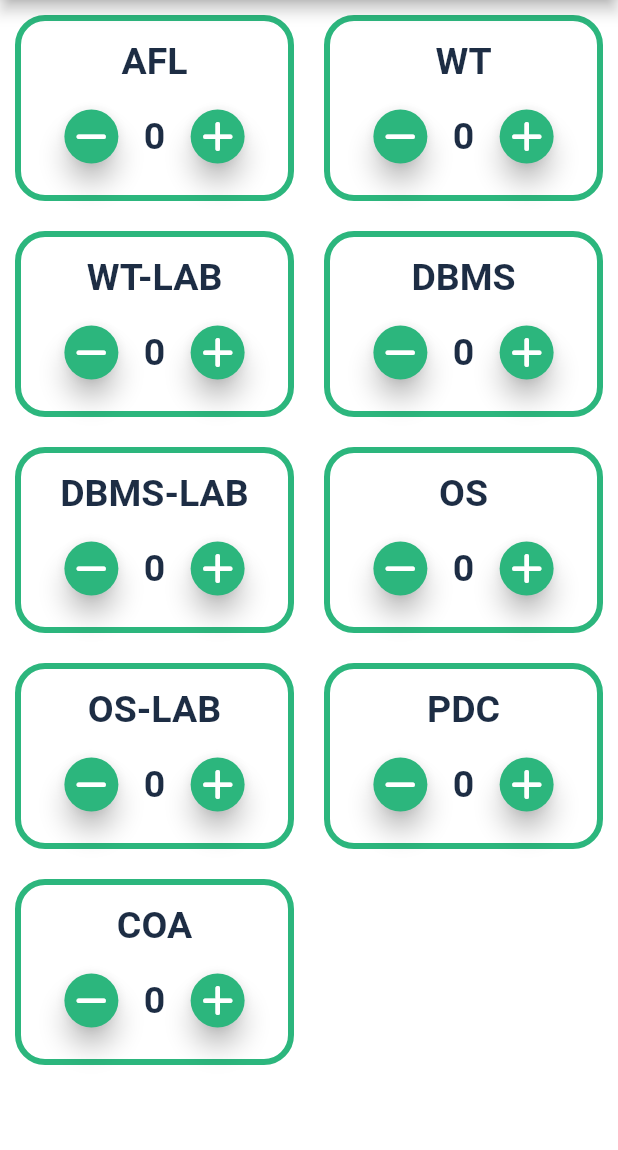
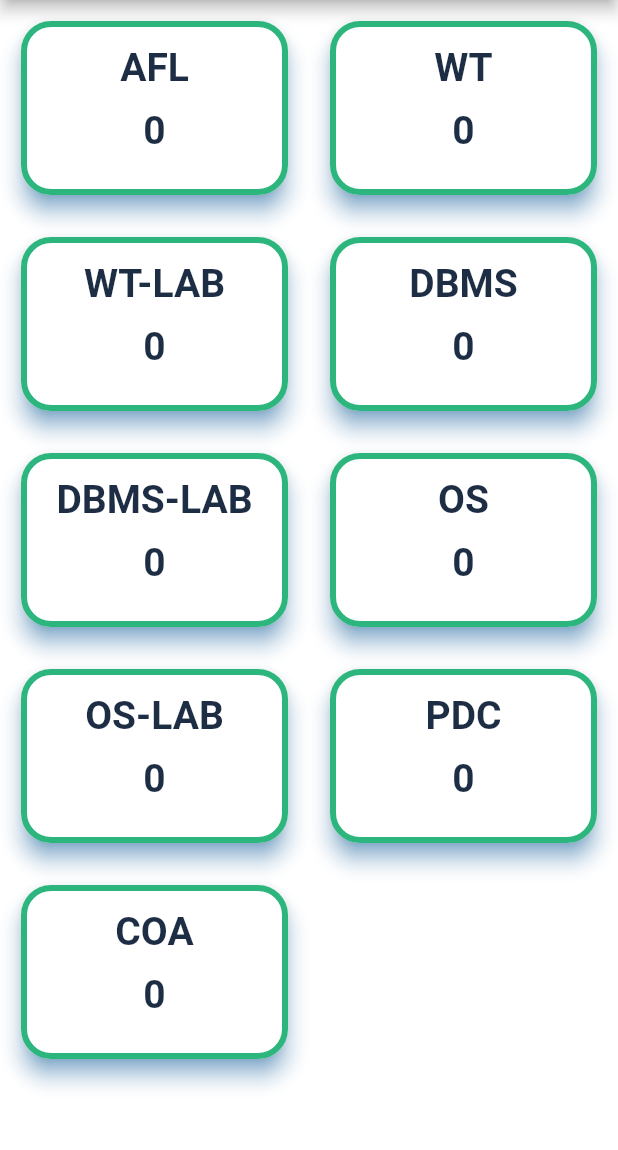
Before and after one commit to Jayakrishnan-manoj/Bunk-Tracker, a Flutter app: the screen it shows after launch, on a phone screen of 412 x 824 dp, the part 84-1234 px from its top. Run offline on Flutter 3.47's test engine with Material 2 defaults, Android fonts, the phone set to English and light mode, and no system bars; our stand-ins replace font_awesome_flutter, shared_preferences.

Commit message:
style: changed homescreen style

```diff
--- a/lib/constants/constants.dart
+++ b/lib/constants/constants.dart
@@ -3,7 +3,7 @@ import 'package:flutter/material.dart';
 const kGridTextStyle = TextStyle(
   color: kTextColor,
   fontWeight: FontWeight.bold,
-  fontSize: 25,
+  fontSize: 26,
 );
 
 const textInputDecoration = InputDecoration(
--- a/lib/widgets/subject_item.dart
+++ b/lib/widgets/subject_item.dart
@@ -17,7 +17,7 @@ class SubjectItem extends StatefulWidget {
 
 class _SubjectItemState extends State<SubjectItem> {
   int attendance = 0;
-  Map<String, List<DateTime>> inkwellDates = {};
+
 
   @override
   void initState() {
@@ -32,7 +32,6 @@ class _SubjectItemState extends State<SubjectItem> {
   @override
   Widget build(BuildContext context) {
     return InkWell(
-      borderRadius: BorderRadius.circular(20),
       onTap: () => Navigator.push(
         context,
         MaterialPageRoute(
@@ -42,10 +41,19 @@ class _SubjectItemState extends State<SubjectItem> {
           ),
         ),
       ),
+      child: Card(
+        shape: RoundedRectangleBorder(
+          borderRadius: BorderRadius.circular(20),
+        ),
+        shadowColor: Colors.blue,
+        elevation: 6,
         child: Container(
           padding: const EdgeInsets.all(12),
           decoration: BoxDecoration(
-          border: Border.all(width: 4, color: const Color(0xFF2cb67d)),
+            border: Border.all(
+              width: 4,
+              color: kAppBarColor,
+            ),
             color: Colors.white,
             borderRadius: BorderRadius.circular(20),
           ),
@@ -57,65 +65,66 @@ class _SubjectItemState extends State<SubjectItem> {
                 mainAxisAlignment: MainAxisAlignment.spaceEvenly,
                 crossAxisAlignment: CrossAxisAlignment.center,
                 children: [
-                ElevatedButton(
-                  style: ElevatedButton.styleFrom(
-                    elevation: 7,
-                    backgroundColor: kAppBarColor,
-                    shape: const CircleBorder(),
-                  ),
-                  onPressed: () {
-                    setState(() {
-                      attendance--;
-                      saveAttendance(attendance, widget.id);
-                    });
-                  },
-                  child: const Icon(
-                    FontAwesomeIcons.minus,
-                    color: Colors.white,
-                  ),
-                ),
-                Text(
-                  attendance.toString(),
-                  style: kGridTextStyle,
-                ),
-                ElevatedButton(
-                  style: ElevatedButton.styleFrom(
-                    elevation: 7,
-                    backgroundColor:
-                        Theme.of(context).appBarTheme.backgroundColor,
-                    shape: const CircleBorder(),
-                  ),
-                  onPressed: () {
-                    popUpDialog(context);
-                    setState(() {
-                      saveAttendance(attendance, widget.id)
-                          .whenComplete(() => attendance++);
-                      if (!inkwellDates.containsKey(widget.title)) {
-                        inkwellDates[widget.title] = [];
-                      }
-                    });
-                  },
-                  child: const Icon(
-                    FontAwesomeIcons.plus,
-                    color: Colors.white,
-                  ),
-                ),
+                  Text(attendance.toString(), style: kGridTextStyle),
                 ],
               ),
             ],
           ),
         ),
+      ),
     );
   }
 
-  popUpDialog(BuildContext context) {
-    showDialog(
-      barrierDismissible: false,
-      context: context,
-      builder: (context) => DateDialog(
-        dateList: inkwellDates,
-        subName: widget.title,
-      ),
-    );
+
 }
-}
+
+// ElevatedButton(
+                  //   style: ElevatedButton.styleFrom(
+                  //     elevation: 7,
+                  //     backgroundColor: kAppBarColor,
+                  //     shape: const CircleBorder(),
+                  //   ),
+                  //   onPressed: () {
+                  //     setState(() {
+                  //       Navigator.of(context).push(
+                  //         MaterialPageRoute(
+                  //           builder: (context) => DateScreen(
+                  //             title: widget.title,
+                  //             subName: widget.title,
+                  //           ),
+                  //         ),
+                  //       );
+                  //       if (attendance > 0) {
+                  //         attendance--;
+                  //         saveAttendance(attendance, widget.id);
+                  //       }
+                  //     });
+                  //   },
+                  //   child: const Icon(
+                  //     FontAwesomeIcons.minus,
+                  //     color: Colors.white,
+                  //   ),
+                  // ),
+
+// ElevatedButton(
+                  //   style: ElevatedButton.styleFrom(
+                  //     elevation: 7,
+                  //     backgroundColor:
+                  //         Theme.of(context).appBarTheme.backgroundColor,
+                  //     shape: const CircleBorder(),
+                  //   ),
+                  //   onPressed: () {
+                  //     popUpDialog(context);
+                  //     setState(() {
+                  //       saveAttendance(attendance, widget.id)
+                  //           .whenComplete(() => attendance++);
+                  //       if (!inkwellDates.containsKey(widget.title)) {
+                  //         inkwellDates[widget.title] = [];
+                  //       }
+                  //     });
+                  //   },
+                  //   child: const Icon(
+                  //     FontAwesomeIcons.plus,
+                  //     color: Colors.white,
+                  //   ),
+                  // ),
```
Also changed, not shown: lib/widgets/delete_dialog.dart (added, +27 -0 lines). Lines whose indentation alone changed are shown as unchanged.
